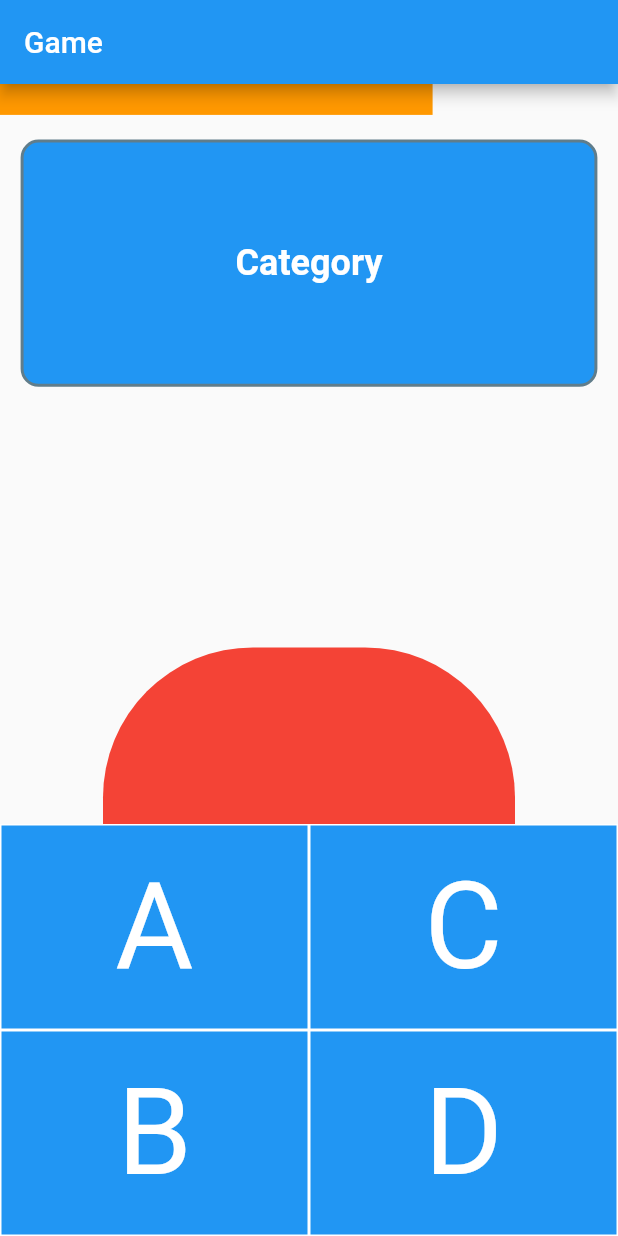
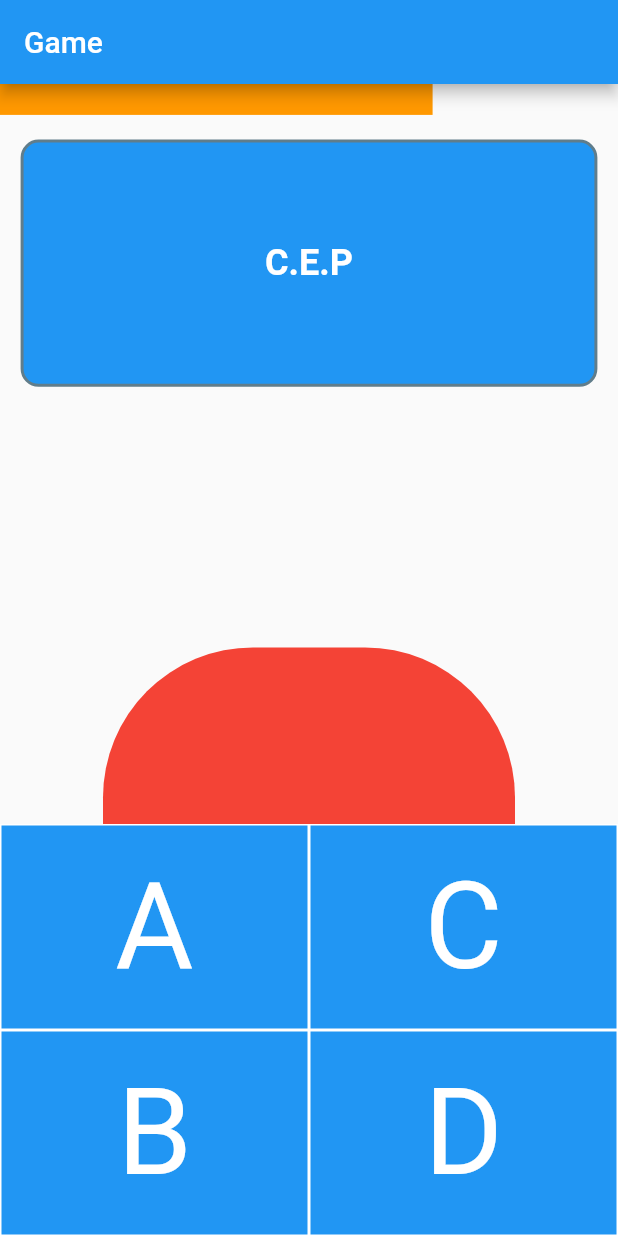
Before and after one commit to EdreiFernandes/dont_stop, a Flutter app: the screen it shows after launch, on a phone screen of 412 x 824 dp. Run offline on Flutter 3.47's test engine with Material 2 defaults, Android fonts, the phone set to English and light mode, and no system bars; our stand-ins replace shared_preferences.

Commit message:
Sorteando categoria entre itens de uma lista'

```diff
--- a/lib/components/category_display.dart
+++ b/lib/components/category_display.dart
@@ -1,8 +1,20 @@
+import 'dart:math';
+
 import 'package:flutter/material.dart';
 import 'package:tapple_app/utils/screensizer.dart';
 
 class CategoryDisplay extends StatelessWidget {
-  const CategoryDisplay({Key? key}) : super(key: key);
+  final List<String> _categoriesList = [
+    "Herois",
+    "Comidas",
+    "C.E.P",
+    "Animais",
+    "Desenhos animados",
+    "Filmes",
+    "Series"
+  ];
+
+  CategoryDisplay({Key? key}) : super(key: key);
 
   @override
   Widget build(BuildContext context) {
@@ -28,7 +40,7 @@ class CategoryDisplay extends StatelessWidget {
           ),
           child: Center(
             child: Text(
-              "Category", // TODO Alterar categoria por rodada
+              getRandomCategory(),
               style: TextStyle(
                 color: Colors.white,
                 fontSize: 24.0,
@@ -40,4 +52,10 @@ class CategoryDisplay extends StatelessWidget {
       ),
     );
   }
+
+  String getRandomCategory() {
+    Random random = new Random();
+    int index = random.nextInt(_categoriesList.length);
+    return _categoriesList[index];
+  }
 }
```
